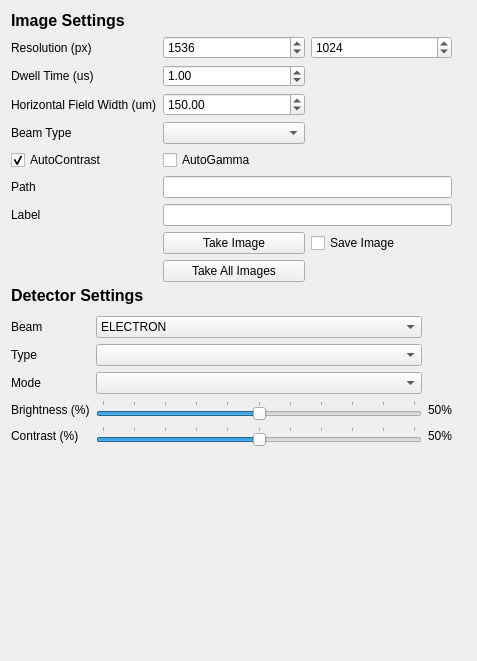
This is fibsem/ui/qtdesigner_files/ImageSettingsWidget.ui in DeMarcoLab/fibsem as Qt 5 draws it before an edit. The edited form follows.
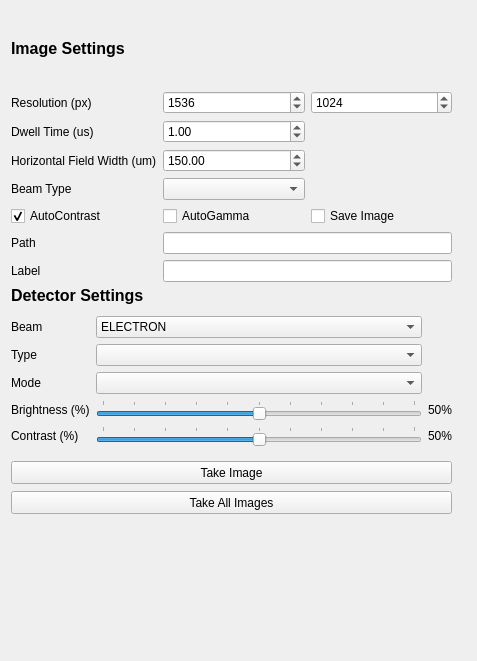
This is the edited form.

Commit message: moving buttons

Diff of the .ui file:
```diff
--- a/fibsem/ui/qtdesigner_files/ImageSettingsWidget.ui
+++ b/fibsem/ui/qtdesigner_files/ImageSettingsWidget.ui
@@ -14,7 +14,7 @@
    <string>Form</string>
   </property>
   <layout class="QGridLayout" name="gridLayout">
-   <item row="10" column="1">
+   <item row="3" column="1">
     <widget class="QFrame" name="frame">
      <widget class="QWidget" name="gridLayoutWidget">
       <property name="geometry">
@@ -65,13 +65,6 @@
          </property>
         </widget>
        </item>
-       <item row="9" column="1">
-        <widget class="QPushButton" name="pushButton_take_all_images">
-         <property name="text">
-          <string>Take All Images</string>
-         </property>
-        </widget>
-       </item>
        <item row="6" column="0">
         <widget class="QLabel" name="label_image_save_path">
          <property name="text">
@@ -79,6 +72,20 @@
          </property>
         </widget>
        </item>
+       <item row="0" column="0" colspan="3">
+        <widget class="QLabel" name="label_title">
+         <property name="font">
+          <font>
+           <pointsize>12</pointsize>
+           <weight>75</weight>
+           <bold>true</bold>
+          </font>
+         </property>
+         <property name="text">
+          <string>Image Settings</string>
+         </property>
+        </widget>
+       </item>
        <item row="5" column="0">
         <widget class="QCheckBox" name="checkBox_image_use_autocontrast">
          <property name="text">
@@ -132,13 +139,6 @@
          </property>
         </widget>
        </item>
-       <item row="8" column="1">
-        <widget class="QPushButton" name="pushButton_take_image">
-         <property name="text">
-          <string>Take Image</string>
-         </property>
-        </widget>
-       </item>
        <item row="3" column="0">
         <widget class="QLabel" name="label_image_hfw">
          <property name="text">
@@ -160,21 +160,7 @@
          </property>
         </widget>
        </item>
-       <item row="0" column="0" colspan="3">
-        <widget class="QLabel" name="label_title">
-         <property name="font">
-          <font>
-           <pointsize>12</pointsize>
-           <weight>75</weight>
-           <bold>true</bold>
-          </font>
-         </property>
-         <property name="text">
-          <string>Image Settings</string>
-         </property>
-        </widget>
-       </item>
-       <item row="8" column="2">
+       <item row="5" column="2">
         <widget class="QCheckBox" name="checkBox_image_save_image">
          <property name="text">
           <string>Save Image</string>
@@ -319,6 +305,32 @@
        </item>
       </layout>
      </widget>
+     <widget class="QPushButton" name="pushButton_take_all_images">
+      <property name="geometry">
+       <rect>
+        <x>0</x>
+        <y>480</y>
+        <width>441</width>
+        <height>23</height>
+       </rect>
+      </property>
+      <property name="text">
+       <string>Take All Images</string>
+      </property>
+     </widget>
+     <widget class="QPushButton" name="pushButton_take_image">
+      <property name="geometry">
+       <rect>
+        <x>0</x>
+        <y>450</y>
+        <width>441</width>
+        <height>23</height>
+       </rect>
+      </property>
+      <property name="text">
+       <string>Take Image</string>
+      </property>
+     </widget>
     </widget>
    </item>
   </layout>
```
The commit also changes 2 other files.
